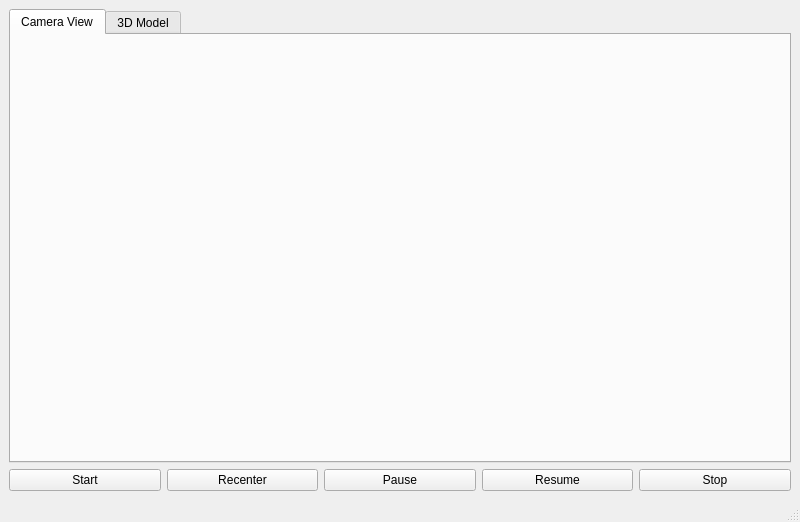
Above: src/qt_gui/ltr_gui.ui from mavak/linux-track before the change. Below: the same form after it.
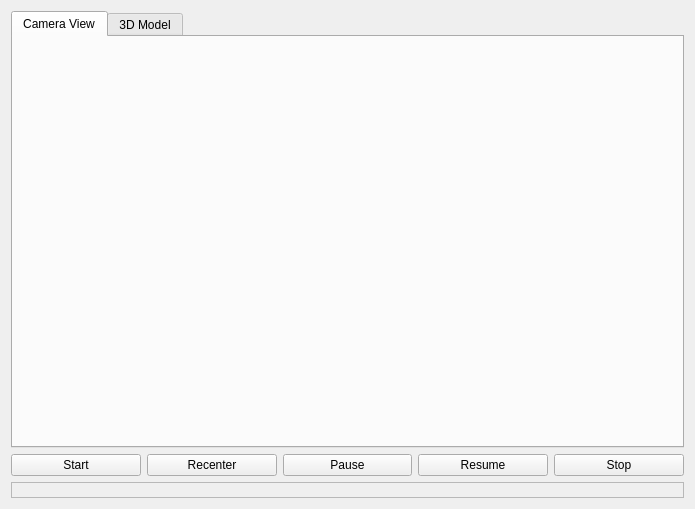
That is the form after the change. Icons and pictures are not drawn.

Commit message: Changed tracking window from MainWindow to widget to avoid segfault   in Unity when Alt was pressed.

The edit to the form file:
```diff
--- a/src/qt_gui/ltr_gui.ui
+++ b/src/qt_gui/ltr_gui.ui
@@ -1,24 +1,19 @@
 <?xml version="1.0" encoding="UTF-8"?>
 <ui version="4.0">
  <class>Ltr_gui</class>
- <widget class="QMainWindow" name="Ltr_gui">
+ <widget class="QWidget" name="Ltr_gui">
   <property name="geometry">
    <rect>
     <x>0</x>
     <y>0</y>
-    <width>800</width>
-    <height>522</height>
+    <width>695</width>
+    <height>509</height>
    </rect>
   </property>
   <property name="windowTitle">
    <string>Tracking window</string>
   </property>
-  <property name="windowIcon">
-   <iconset resource="ltr_rc.qrc">
-    <normaloff>:/ltr/linuxtrack.svg</normaloff>:/ltr/linuxtrack.svg</iconset>
-  </property>
-  <widget class="QWidget" name="centralwidget">
-   <layout class="QVBoxLayout" name="verticalLayout_2">
+  <layout class="QVBoxLayout" name="verticalLayout">
     <item>
      <widget class="QTabWidget" name="tabWidget">
       <property name="currentIndex">
@@ -47,8 +42,6 @@
      </widget>
     </item>
     <item>
-     <layout class="QVBoxLayout" name="verticalLayout">
-      <item>
        <layout class="QHBoxLayout" name="horizontalLayout">
         <property name="sizeConstraint">
          <enum>QLayout::SetMaximumSize</enum>
@@ -120,24 +113,21 @@
         </item>
        </layout>
       </item>
-     </layout>
+   <item>
+    <widget class="QLabel" name="status">
+     <property name="frameShape">
+      <enum>QFrame::StyledPanel</enum>
+     </property>
+     <property name="frameShadow">
+      <enum>QFrame::Plain</enum>
+     </property>
+     <property name="text">
+      <string/>
+     </property>
+    </widget>
     </item>
    </layout>
   </widget>
-  <widget class="QMenuBar" name="menubar">
-   <property name="geometry">
-    <rect>
-     <x>0</x>
-     <y>0</y>
-     <width>800</width>
-     <height>25</height>
-    </rect>
-   </property>
-  </widget>
-  <widget class="QStatusBar" name="statusbar"/>
- </widget>
- <resources>
-  <include location="ltr_rc.qrc"/>
- </resources>
+ <resources/>
  <connections/>
 </ui>
```
Left out of the diff: 2 changed lines with no effect on the pictures. Lines whose indentation alone changed are shown as unchanged. The commit also changes 2 other files.
